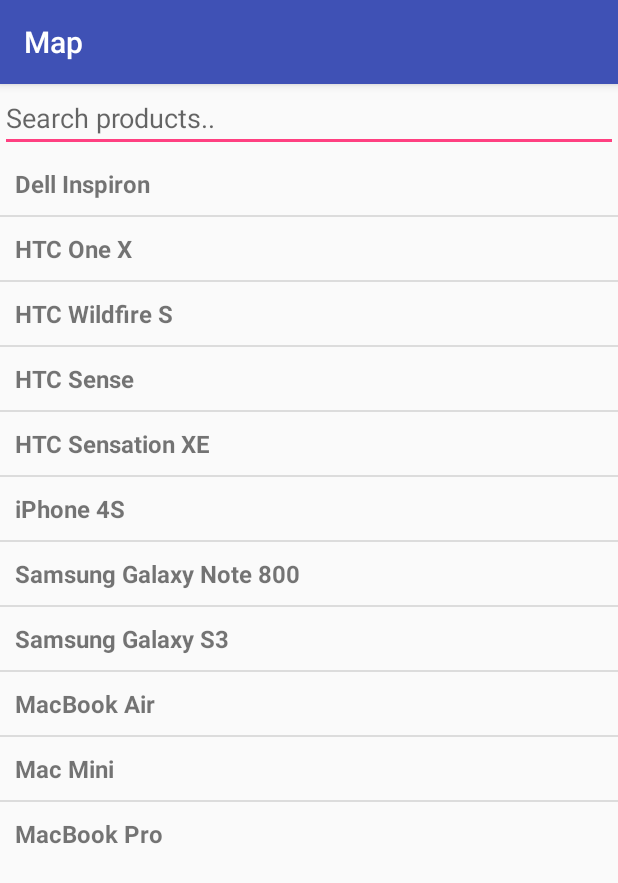
After one commit to PhuQuy/Atravesar, an Android app: the GetAddressActivity screen opened directly, with no data from a screen before it, on a phone screen of 412 x 824 dp. The commit adds this screen. Shown: the top 883 px of the screen. Run offline under Robolectric (Android 15) with nearby library versions, the phone set to English and light mode, and no system bars.

Commit message:
update 3 : 19 3/17/2016

```diff
--- a/Map/app/src/main/java/com/example/npquy/map/GPSTracker.java
+++ b/Map/app/src/main/java/com/example/npquy/map/GPSTracker.java
@@ -83,12 +83,14 @@ public class GPSTracker implements LocationListener {
                     }
 
                     Log.d("Network", "Network");
+                    if (ActivityCompat.checkSelfPermission(mContext, Manifest.permission.ACCESS_FINE_LOCATION) != PackageManager.PERMISSION_GRANTED && ActivityCompat.checkSelfPermission(mContext, Manifest.permission.ACCESS_COARSE_LOCATION) != PackageManager.PERMISSION_GRANTED) {
                         if (locationManager != null) {
                             location = locationManager
                                     .getLastKnownLocation(LocationManager.NETWORK_PROVIDER);
                             if (location != null) {
                                 latitude = location.getLatitude();
                                 longitude = location.getLongitude();
+                            }
                         }
                     }
                 }
--- /dev/null
+++ b/Map/app/src/main/java/com/example/npquy/map/GetAddressActivity.java
@@ -0,0 +1,89 @@
+package com.example.npquy.map;
+
+import android.content.Intent;
+import android.support.v7.app.AppCompatActivity;
+import android.os.Bundle;
+import android.text.Editable;
+import android.text.TextWatcher;
+import android.view.View;
+import android.widget.AdapterView;
+import android.widget.ArrayAdapter;
+import android.widget.EditText;
+import android.widget.ListView;
+import android.widget.Toast;
+
+import java.util.ArrayList;
+import java.util.HashMap;
+
+public class GetAddressActivity extends AppCompatActivity {
+
+    // List view
+    private ListView lv;
+
+    // Listview Adapter
+    ArrayAdapter<String> adapter;
+
+    // Search EditText
+    EditText inputSearch;
+
+
+    // ArrayList for Listview
+    ArrayList<HashMap<String, String>> productList;
+
+    @Override
+    protected void onCreate(Bundle savedInstanceState) {
+        super.onCreate(savedInstanceState);
+        setContentView(R.layout.activity_get_address);
+        // Listview Data
+        String products[] = {"Dell Inspiron", "HTC One X", "HTC Wildfire S", "HTC Sense", "HTC Sensation XE",
+                "iPhone 4S", "Samsung Galaxy Note 800",
+                "Samsung Galaxy S3", "MacBook Air", "Mac Mini", "MacBook Pro"};
+
+        lv = (ListView) findViewById(R.id.live_search_view);
+        inputSearch = (EditText) findViewById(R.id.inputSearch);
+
+        // Adding items to listview
+        adapter = new ArrayAdapter<String>(this, R.layout.list_item, R.id.product_name, products);
+        lv.setAdapter(adapter);
+
+        /**
+         * Enabling Search Filter
+         * */
+        inputSearch.addTextChangedListener(new TextWatcher() {
+
+            @Override
+            public void onTextChanged(CharSequence cs, int arg1, int arg2, int arg3) {
+                // When user changed the Text
+                GetAddressActivity.this.adapter.getFilter().filter(cs);
+            }
+
+            @Override
+            public void beforeTextChanged(CharSequence arg0, int arg1, int arg2,
+                                          int arg3) {
+                // TODO Auto-generated method stub
+
+            }
+
+            @Override
+            public void afterTextChanged(Editable arg0) {
+                // TODO Auto-generated method stub
+            }
+        });
+        lv.setOnItemClickListener(new AdapterView.OnItemClickListener() {
+            @Override
+            public void onItemClick(AdapterView<?> parent, View viewClicked, int position,
+                                    long id) {
+                String result = adapter.getItem(position);
+                Intent data = new Intent();
+                data.putExtra("pickUp", result);
+                data.putExtra("dropOff", result);
+                setResult(RESULT_OK, data);
+                finish();
+            }
+        });
+    }
+
+    public void back(View v) {
+        finish();
+    }
+}
--- /dev/null
+++ b/Map/app/src/main/res/layout/activity_get_address.xml
@@ -0,0 +1,20 @@
+<?xml version="1.0" encoding="utf-8"?>
+<LinearLayout xmlns:android="http://schemas.android.com/apk/res/android"
+    android:layout_width="fill_parent"
+    android:layout_height="fill_parent"
+    android:orientation="vertical" >
+
+    <!-- Editext for Search -->
+    <EditText android:id="@+id/inputSearch"
+        android:layout_width="fill_parent"
+        android:layout_height="wrap_content"
+        android:hint="Search products.."
+        android:inputType="textVisiblePassword"/>
+
+    <!-- List View -->
+    <ListView
+        android:id="@+id/live_search_view"
+        android:layout_width="fill_parent"
+        android:layout_height="wrap_content" />
+
+</LinearLayout>
--- a/Map/app/src/main/res/layout/activity_maps.xml
+++ b/Map/app/src/main/res/layout/activity_maps.xml
@@ -25,6 +25,7 @@
             android:id="@+id/pick_up"
             android:layout_width="fill_parent"
             android:layout_height="wrap_content"
+            android:onClick="getPickUp"
             android:hint="Pick Up"></EditText>
 
         <EditText
@@ -32,6 +33,7 @@
             android:layout_width="fill_parent"
             android:layout_height="wrap_content"
             android:layout_below="@+id/pick_up"
+            android:onClick="getDropOff"
             android:hint="Drop off"></EditText>
         <RelativeLayout
             android:id="@+id/re"
@@ -52,7 +54,6 @@
                 android:layout_width="wrap_content"
                 android:layout_height="wrap_content"
                 android:layout_toRightOf="@+id/total"
-                android:onClick="getNearestDriver"
                 android:layout_centerHorizontal="true"
                 android:text="Book"></Button>
         </RelativeLayout>
--- /dev/null
+++ b/Map/app/src/main/res/layout/list_item.xml
@@ -0,0 +1,17 @@
+<?xml version="1.0" encoding="utf-8"?>
+<LinearLayout xmlns:android="http://schemas.android.com/apk/res/android"
+    android:layout_width="match_parent"
+    android:layout_height="match_parent"
+    android:orientation="vertical" >
+
+    <!-- Single ListItem -->
+
+    <!-- Product Name -->
+    <TextView android:id="@+id/product_name"
+        android:layout_width="fill_parent"
+        android:layout_height="wrap_content"
+        android:padding="10dip"
+        android:textSize="16dip"
+        android:textStyle="bold"/>
+
+</LinearLayout>
--- /dev/null
+++ b/Map/app/src/main/res/values-w820dp/dimens.xml
@@ -0,0 +1,6 @@
+<resources>
+    <!-- Example customization of dimensions originally defined in res/values/dimens.xml
+         (such as screen margins) for screens with more than 820dp of available width. This
+         would include 7" and 10" devices in landscape (~960dp and ~1280dp respectively). -->
+    <dimen name="activity_horizontal_margin">64dp</dimen>
+</resources>
--- /dev/null
+++ b/Map/app/src/main/res/values/dimens.xml
@@ -0,0 +1,5 @@
+<resources>
+    <!-- Default screen margins, per the Android Design guidelines. -->
+    <dimen name="activity_horizontal_margin">16dp</dimen>
+    <dimen name="activity_vertical_margin">16dp</dimen>
+</resources>
```
Also changed, not shown: Map/app/src/main/AndroidManifest.xml (+15 -8 lines), Map/app/src/main/java/com/example/npquy/entity/Movie.java (added, +19 -0 lines), Map/app/src/main/java/com/example/npquy/map/MapsActivity.java (+60 -8 lines). Lines whose indentation alone changed are shown as unchanged.
